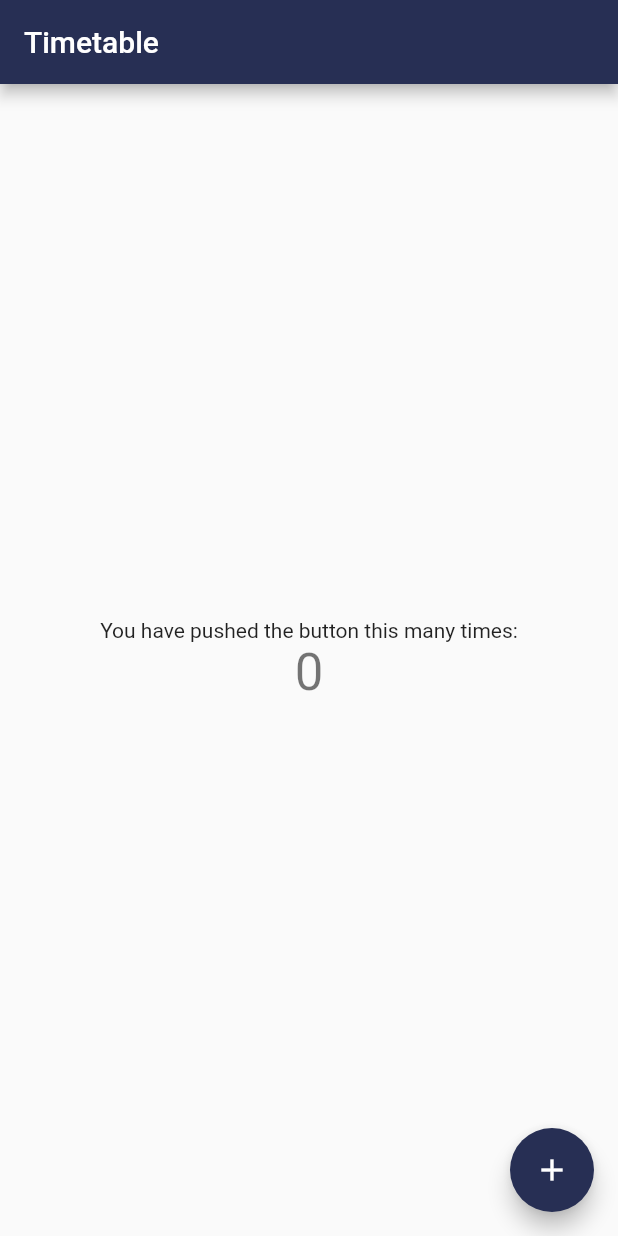
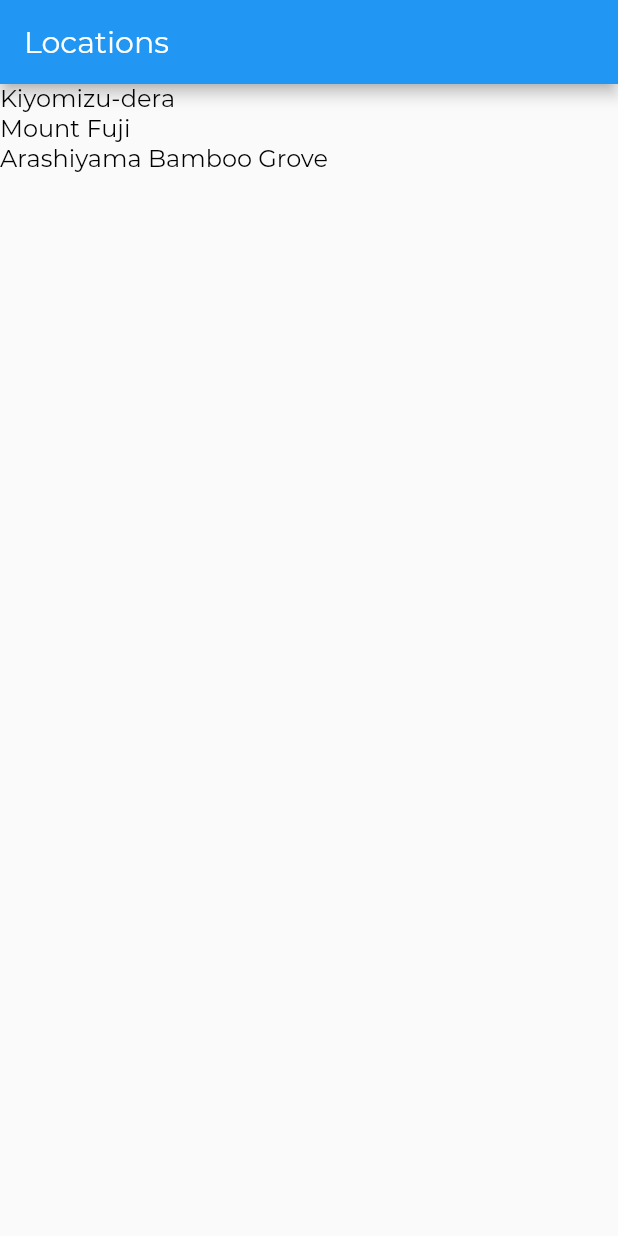
Before and after one commit to FEUP-ESOF-2020-21/open-cx-t4g1-grupo-1, a Flutter app: the screen it shows after launch, on a phone screen of 412 x 824 dp. Run offline on Flutter 3.47's test engine with Material 2 defaults, Android fonts, the light colour scheme and no system bars.

Commit message:
template inicial

```diff
--- /dev/null
+++ b/adov_flutter/lib/app.dart
@@ -0,0 +1,47 @@
+// app.dart
+
+import 'package:flutter/material.dart';
+import 'screens/location_detail/location_detail.dart';
+import 'screens/locations/locations.dart';
+import 'style.dart';
+
+const LocationsRoute = '/';
+const LocationDetailRoute = '/location_detail';
+
+class App extends StatelessWidget {
+  @override
+  Widget build(BuildContext context) {
+    return MaterialApp(
+      onGenerateRoute: _routes(),
+      theme: _theme(),
+    );
+  }
+}
+
+RouteFactory _routes() {
+  return (settings) {
+    final Map<String, dynamic> arguments = settings.arguments;
+    Widget screen;
+
+    switch (settings.name) {
+      case LocationsRoute:
+        screen = Locations();
+        break;
+      case LocationDetailRoute:
+        screen = LocationDetail(arguments['id']);
+        break;
+      default:
+        return null;
+    }
+    return MaterialPageRoute(builder: (BuildContext context) => screen);
+  };
+}
+
+ThemeData _theme() {
+  return ThemeData(
+      appBarTheme: AppBarTheme(textTheme: TextTheme(title: AppBarTextStyle)),
+      textTheme: TextTheme(
+        title: TitleTextStyle,
+        body1: Body1TextStyle,
+      ));
+}
--- a/adov_flutter/lib/colors.dart
+++ /dev/null
@@ -1,41 +0,0 @@
-import 'dart:math';
-import 'dart:ui';
-
-import 'package:flutter/material.dart';
-
-class Palette {
-  static const Color primary = Color(0xff272f54);
-}
-
-MaterialColor generateMaterialColor(Color color) {
-  return MaterialColor(color.value, {
-    50: tintColor(color, 0.9),
-    100: tintColor(color, 0.8),
-    200: tintColor(color, 0.6),
-    300: tintColor(color, 0.4),
-    400: tintColor(color, 0.2),
-    500: color,
-    600: shadeColor(color, 0.1),
-    700: shadeColor(color, 0.2),
-    800: shadeColor(color, 0.3),
-    900: shadeColor(color, 0.4),
-  });
-}
-
-int tintValue(int value, double factor) =>
-    max(0, min((value + ((255 - value) * factor)).round(), 255));
-
-Color tintColor(Color color, double factor) => Color.fromRGBO(
-    tintValue(color.red, factor),
-    tintValue(color.green, factor),
-    tintValue(color.blue, factor),
-    1);
-
-int shadeValue(int value, double factor) =>
-    max(0, min(value - (value * factor).round(), 255));
-
-Color shadeColor(Color color, double factor) => Color.fromRGBO(
-    shadeValue(color.red, factor),
-    shadeValue(color.green, factor),
-    shadeValue(color.blue, factor),
-    1);
--- a/adov_flutter/lib/main.dart
+++ b/adov_flutter/lib/main.dart
@@ -1,119 +1,6 @@
+// main.dart
+
 import 'package:flutter/material.dart';
+import 'app.dart';
 
-import 'colors.dart';
-
-void main() {
-  runApp(MyApp());
-}
-
-class MyApp extends StatelessWidget {
-  // This widget is the root of your application.
-  @override
-  Widget build(BuildContext context) {
-    return MaterialApp(
-      title: 'Flutter Demo',
-      theme: ThemeData(
-        // This is the theme of your application.
-        //
-        // Try running your application with "flutter run". You'll see the
-        // application has a blue toolbar. Then, without quitting the app, try
-        // changing the primarySwatch below to Colors.green and then invoke
-        // "hot reload" (press "r" in the console where you ran "flutter run",
-        // or simply save your changes to "hot reload" in a Flutter IDE).
-        // Notice that the counter didn't reset back to zero; the application
-        // is not restarted.
-        primarySwatch: generateMaterialColor(Palette.primary),
-        // This makes the visual density adapt to the platform that you run
-        // the app on. For desktop platforms, the controls will be smaller and
-        // closer together (more dense) than on mobile platforms.
-        visualDensity: VisualDensity.adaptivePlatformDensity,
-      ),
-      home: MyHomePage(title: 'Timetable'),
-    );
-  }
-}
-
-class MyHomePage extends StatefulWidget {
-  MyHomePage({Key key, this.title}) : super(key: key);
-
-  // This widget is the home page of your application. It is stateful, meaning
-  // that it has a State object (defined below) that contains fields that affect
-  // how it looks.
-
-  // This class is the configuration for the state. It holds the values (in this
-  // case the title) provided by the parent (in this case the App widget) and
-  // used by the build method of the State. Fields in a Widget subclass are
-  // always marked "final".
-
-  final String title;
-
-  @override
-  _MyHomePageState createState() => _MyHomePageState();
-}
-
-class _MyHomePageState extends State<MyHomePage> {
-  int _counter = 0;
-
-  void _incrementCounter() {
-    setState(() {
-      // This call to setState tells the Flutter framework that something has
-      // changed in this State, which causes it to rerun the build method below
-      // so that the display can reflect the updated values. If we changed
-      // _counter without calling setState(), then the build method would not be
-      // called again, and so nothing would appear to happen.
-      _counter++;
-    });
-  }
-
-  @override
-  Widget build(BuildContext context) {
-    // This method is rerun every time setState is called, for instance as done
-    // by the _incrementCounter method above.
-    //
-    // The Flutter framework has been optimized to make rerunning build methods
-    // fast, so that you can just rebuild anything that needs updating rather
-    // than having to individually change instances of widgets.
-    return Scaffold(
-      appBar: AppBar(
-        // Here we take the value from the MyHomePage object that was created by
-        // the App.build method, and use it to set our appbar title.
-        title: Text(widget.title),
-      ),
-      body: Center(
-        // Center is a layout widget. It takes a single child and positions it
-        // in the middle of the parent.
-        child: Column(
-          // Column is also a layout widget. It takes a list of children and
-          // arranges them vertically. By default, it sizes itself to fit its
-          // children horizontally, and tries to be as tall as its parent.
-          //
-          // Invoke "debug painting" (press "p" in the console, choose the
-          // "Toggle Debug Paint" action from the Flutter Inspector in Android
-          // Studio, or the "Toggle Debug Paint" command in Visual Studio Code)
-          // to see the wireframe for each widget.
-          //
-          // Column has various properties to control how it sizes itself and
-          // how it positions its children. Here we use mainAxisAlignment to
-          // center the children vertically; the main axis here is the vertical
-          // axis because Columns are vertical (the cross axis would be
-          // horizontal).
-          mainAxisAlignment: MainAxisAlignment.center,
-          children: <Widget>[
-            Text(
-              'You have pushed the button this many times:',
-            ),
-            Text(
-              '$_counter',
-              style: Theme.of(context).textTheme.headline4,
-            ),
-          ],
-        ),
-      ),
-      floatingActionButton: FloatingActionButton(
-        onPressed: _incrementCounter,
-        tooltip: 'Increment',
-        child: Icon(Icons.add),
-      ), // This trailing comma makes auto-formatting nicer for build methods.
-    );
-  }
-}
+void main() => runApp(App());
--- /dev/null
+++ b/adov_flutter/lib/models/location.dart
@@ -0,0 +1,45 @@
+// models/location.dart
+
+import './location_fact.dart';
+
+/// Represents a tourism location a user can visit
+class Location {
+  final int id;
+  final String name;
+  final String imagePath;
+  final List<LocationFact> facts;
+
+  Location(this.id, this.name, this.imagePath, this.facts);
+
+  static List<Location> fetchAll() {
+    return [
+      Location(1, 'Kiyomizu-dera', 'assets/images/kiyomizu-dera.jpg', [
+        LocationFact('Summary',
+            'Kiyomizu-dera, officially Otowa-san Kiyomizu-dera, is an independent Buddhist temple in eastern Kyoto. The temple is part of the Historic Monuments of Ancient Kyoto UNESCO World Heritage site.'),
+        LocationFact('Architectural Style', 'Japanese Buddhist architecture.'),
+      ]),
+      Location(2, 'Mount Fuji', 'assets/images/fuji.jpg', [
+        LocationFact('Summary',
+            'Japan’s Mt. Fuji is an active volcano about 100 kilometers southwest of Tokyo. Commonly called “Fuji-san,” it’s the country’s tallest peak, at 3,776 meters. A pilgrimage site for centuries, it’s considered one of Japan’s 3 sacred mountains, and summit hikes remain a popular activity. Its iconic profile is the subject of numerous works of art, notably Edo Period prints by Hokusai and Hiroshige.'),
+        LocationFact('Did You Know',
+            'There are three cities that surround Mount Fuji: Gotemba, Fujiyoshida and Fujinomiya.'),
+      ]),
+      Location(3, 'Arashiyama Bamboo Grove', 'assets/images/arashiyama.jpg', [
+        LocationFact('Summary',
+            'While we could go on about the ethereal glow and seemingly endless heights of this bamboo grove on the outskirts of Kyoto, the sight\'s pleasures extend beyond the visual realm.'),
+        LocationFact('How to Get There',
+            'Kyoto airport, with several terminals, is located 16 kilometres south of the city and is also known as Kyoto. Kyoto can also be reached by transport links from other regional airports.'),
+      ]),
+    ];
+  }
+
+  static Location fetchByID(int id) {
+    List<Location> list = fetchAll();
+    for (var i = 0; i < list.length; i++) {
+      if (list[i].id == id) {
+        return list[i];
+      }
+    }
+    return null;
+  }
+}
--- /dev/null
+++ b/adov_flutter/lib/models/location_fact.dart
@@ -0,0 +1,8 @@
+// models/location_fact.dart
+
+class LocationFact {
+  final String title;
+  final String text;
+
+  LocationFact(this.title, this.text);
+}
--- /dev/null
+++ b/adov_flutter/lib/screens/locations/locations.dart
@@ -0,0 +1,34 @@
+// screens/locations/locations.dart
+
+import 'package:flutter/cupertino.dart';
+import 'package:flutter/material.dart';
+import '../../app.dart';
+import '../../models/location.dart';
+
+class Locations extends StatelessWidget {
+  @override
+  Widget build(BuildContext context) {
+    final locations = Location.fetchAll();
+
+    return Scaffold(
+      appBar: AppBar(
+        title: Text('Locations'),
+      ),
+      body: ListView(
+        children: locations
+            .map((location) => GestureDetector(
+                  onTap: () => _onLocationTap(context, location.id),
+                  child: Container(
+                    child: Text(location.name),
+                  ),
+                ))
+            .toList(),
+      ),
+    );
+  }
+
+  _onLocationTap(BuildContext context, int locationID) {
+    Navigator.pushNamed(context, LocationDetailRoute,
+        arguments: {"id": locationID});
+  }
+}
```
Also changed, not shown: adov_flutter/lib/screens/location_detail/image_banner.dart (added, +21 -0 lines), adov_flutter/lib/screens/location_detail/location_detail.dart (added, +36 -0 lines), adov_flutter/lib/screens/location_detail/text_section.dart (added, +26 -0 lines), adov_flutter/lib/style.dart (added, +30 -0 lines), adov_flutter/pubspec.yaml (+13 -10 lines), adov_flutter/assets/fonts/Montserrat-Bold.ttf (added), adov_flutter/assets/fonts/Montserrat-Regular.ttf (added), adov_flutter/assets/images/arashiyama.jpg (added), adov_flutter/assets/images/fuji.jpg (added), adov_flutter/assets/images/kiyomizu-dera.jpg (added).
